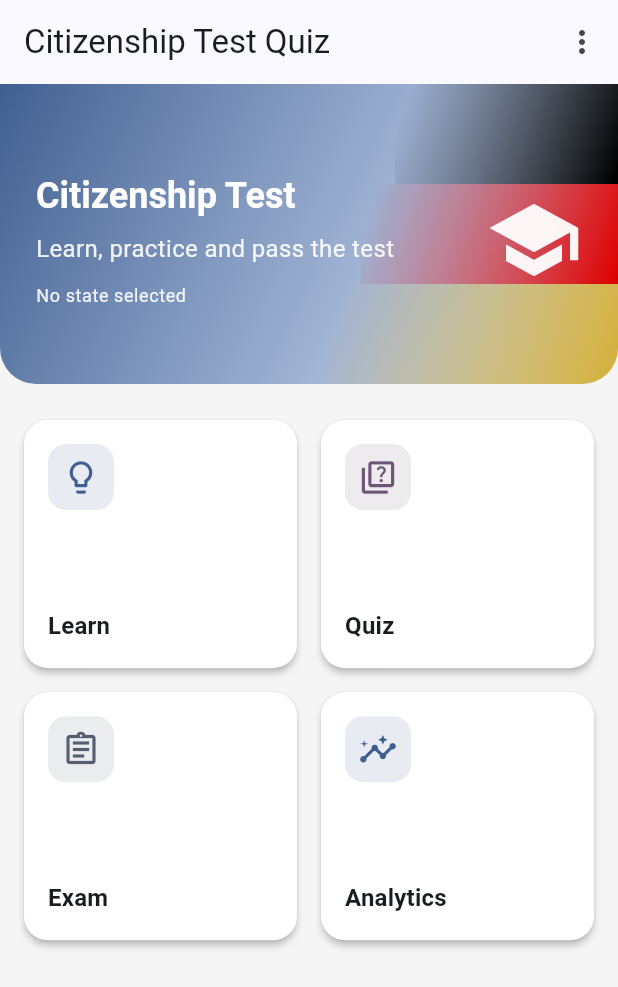
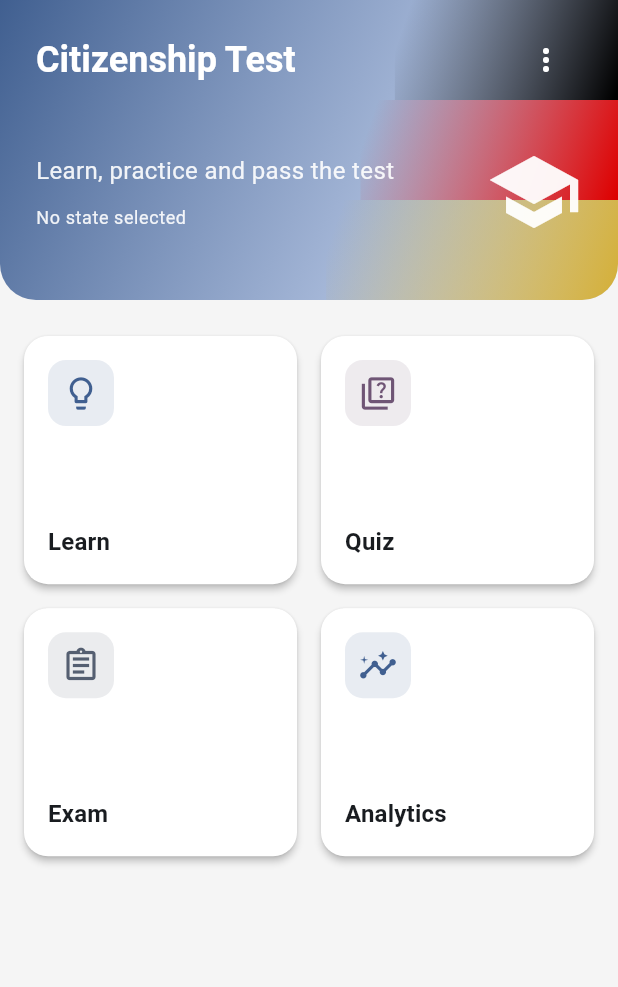
Before and after one commit to GerritSchoo/citizenship_app, a Flutter app: the HomeScreen screen opened directly, on a phone screen of 412 x 824 dp. Shown: the top 987 px of the screen. Run offline on Flutter 3.47's test engine with Material 3 defaults, Android fonts, the phone set to English and light mode, and no system bars; our stand-ins replace flutter_localized_locales, shared_preferences, sqflite, sqflite_common_ffi, sqflite_common_ffi_web; accounts and stored records are empty.

Commit message:
remove app header in home screen

```diff
--- a/lib/src/screens/home_screen.dart
+++ b/lib/src/screens/home_screen.dart
@@ -359,17 +359,7 @@ class _HomeScreenState extends State<HomeScreen> {
     final colorScheme = Theme.of(context).colorScheme;
     final onPrimary = colorScheme.onPrimary;
     return Scaffold(
-      appBar: AppBar(
-  title: Text(AppLocalizations.of(context).app_title),
-        actions: [
-          IconButton(
-            key: _menuKey,
-            tooltip: AppLocalizations.of(context).menu,
-            icon: const Icon(Icons.more_vert),
-            onPressed: _showMainMenu,
-          ),
-        ],
-      ),
+      appBar: null,
       body: LayoutBuilder(
         builder: (context, constraints) {
           final isWide = constraints.maxWidth >= 900;
@@ -411,17 +401,16 @@ class _HomeScreenState extends State<HomeScreen> {
                         SafeArea(
                           bottom: false,
                           child: Padding(
-                            padding: const EdgeInsets.fromLTRB(24, 24, 24, 16),
-                            child: Row(
+                            padding: const EdgeInsets.fromLTRB(24, 16, 24, 16),
+                            child: Column(
+                              crossAxisAlignment: CrossAxisAlignment.start,
+                              children: [
+                                // Top row: Title on left, menu button on right (same height)
+                                Row(
                                   crossAxisAlignment: CrossAxisAlignment.center,
                                   children: [
-                                // Text column expands to take available space next to the icon
                                     Expanded(
-                                  child: Column(
-                                    crossAxisAlignment: CrossAxisAlignment.start,
-                                    mainAxisAlignment: MainAxisAlignment.center,
-                                    children: [
-                                      Text(
+                                      child: Text(
                                         AppLocalizations.of(context).home_header_title,
                                         maxLines: 1,
                                         overflow: TextOverflow.ellipsis,
@@ -430,13 +419,34 @@ class _HomeScreenState extends State<HomeScreen> {
                                               fontWeight: FontWeight.w700,
                                             ),
                                       ),
+                                    ),
+                                    IconButton(
+                                      key: _menuKey,
+                                      tooltip: AppLocalizations.of(context).menu,
+                                      icon: Icon(Icons.more_vert, color: onPrimary),
+                                      onPressed: _showMainMenu,
+                                    ),
+                                  ],
+                                ),
                                 const SizedBox(height: 8),
+                                // Remaining content and illustration
+                                Expanded(
+                                  child: Row(
+                                    crossAxisAlignment: CrossAxisAlignment.center,
+                                    children: [
+                                      Expanded(
+                                        child: Column(
+                                          crossAxisAlignment: CrossAxisAlignment.start,
+                                          mainAxisAlignment: MainAxisAlignment.center,
+                                          children: [
                                             Text(
                                               AppLocalizations.of(context).home_header_subtitle,
                                               maxLines: 2,
                                               softWrap: true,
                                               overflow: TextOverflow.ellipsis,
-                                        style: Theme.of(context).textTheme.bodyMedium?.copyWith(color: onPrimary.withValues(alpha: 0.9)),
+                                              style: Theme.of(context).textTheme.bodyMedium?.copyWith(
+                                                    color: onPrimary.withValues(alpha: 0.9),
+                                                  ),
                                             ),
                                             const SizedBox(height: 12),
                                             if (_selectedStateLabel != null)
@@ -444,7 +454,9 @@ class _HomeScreenState extends State<HomeScreen> {
                                             else
                                               Text(
                                                 AppLocalizations.of(context).home_no_state,
-                                          style: Theme.of(context).textTheme.bodySmall?.copyWith(color: onPrimary.withValues(alpha: 0.9)),
+                                                style: Theme.of(context).textTheme.bodySmall?.copyWith(
+                                                      color: onPrimary.withValues(alpha: 0.9),
+                                                    ),
                                               ),
                                           ],
                                         ),
@@ -454,6 +466,9 @@ class _HomeScreenState extends State<HomeScreen> {
                                         Icons.school,
                                         size: isWide ? 96 : (isMedium ? 80 : 64),
                                         color: onPrimary.withValues(alpha: 0.95),
+                                      ),
+                                    ],
+                                  ),
                                 ),
                               ],
                             ),
```
Also changed, not shown: 1 other file. Lines whose indentation alone changed are shown as unchanged.
